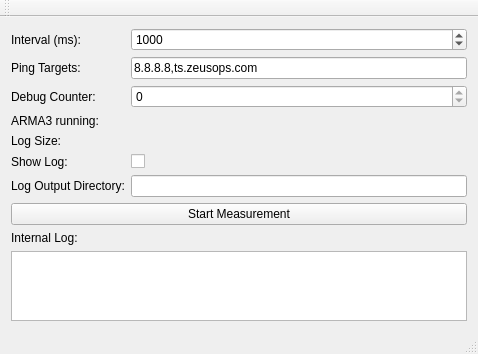
blizzard4591/zeusUtilities, file src/mainwindow.ui: the form before one commit.
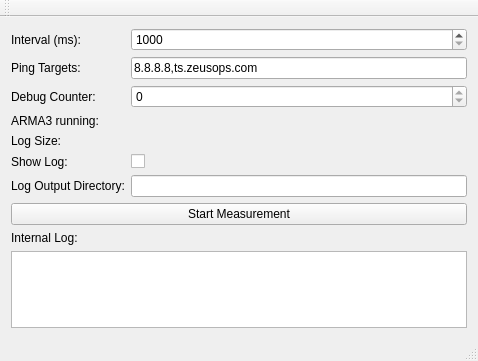
The form after the commit.

```diff
--- a/src/mainwindow.ui
+++ b/src/mainwindow.ui
@@ -7,7 +7,7 @@
     <x>0</x>
     <y>0</y>
     <width>478</width>
-    <height>339</height>
+    <height>361</height>
    </rect>
   </property>
   <property name="windowTitle">
@@ -27,7 +27,7 @@
       <item row="0" column="1">
        <widget class="QSpinBox" name="spinInterval">
         <property name="minimum">
-         <number>250</number>
+         <number>1000</number>
         </property>
         <property name="maximum">
          <number>15000</number>
```
